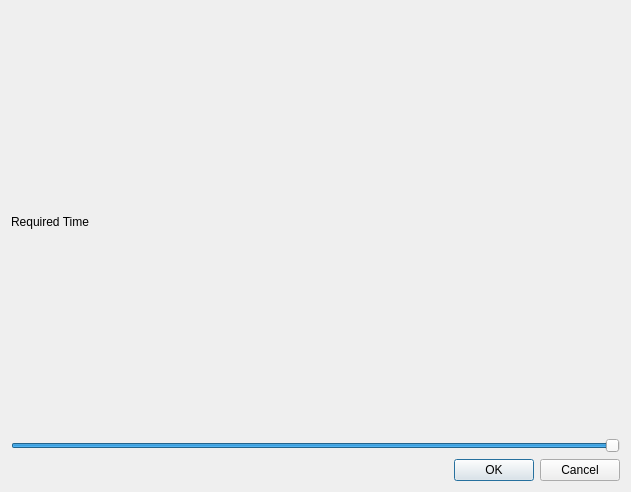
This is src/windows/preview-window.ui in flux3dp/swiftray as Qt 5 draws it before an edit. The edited form follows.
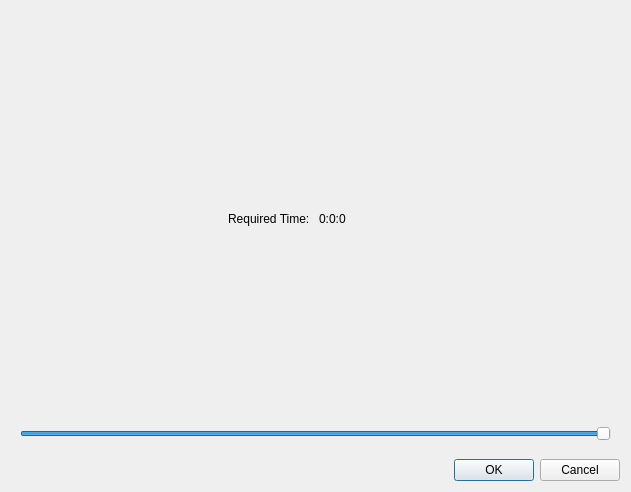
This is the edited form.

What changed in the file:
```diff
--- a/src/windows/preview-window.ui
+++ b/src/windows/preview-window.ui
@@ -23,24 +23,19 @@
       <enum>QFrame::Raised</enum>
      </property>
      <layout class="QVBoxLayout" name="verticalLayout_2">
-      <property name="leftMargin">
-       <number>0</number>
-      </property>
-      <property name="topMargin">
-       <number>0</number>
-      </property>
-      <property name="rightMargin">
-       <number>0</number>
-      </property>
-      <property name="bottomMargin">
-       <number>0</number>
-      </property>
       <item>
-       <layout class="QGridLayout" name="gridLayout_2">
-        <item row="0" column="0">
-         <widget class="QLabel" name="requiredTime">
+       <layout class="QHBoxLayout" name="horizontalLayout">
+        <item alignment="Qt::AlignRight">
+         <widget class="QLabel" name="requiredTimeTitle">
           <property name="text">
-           <string>Required Time</string>
+           <string>Required Time: </string>
+          </property>
+         </widget>
+        </item>
+        <item>
+         <widget class="QLabel" name="requiredTimeLabel">
+          <property name="text">
+           <string>0:0:0</string>
           </property>
          </widget>
         </item>
@@ -48,6 +43,18 @@
       </item>
       <item>
        <widget class="QSlider" name="progress">
+        <property name="minimumSize">
+         <size>
+          <width>0</width>
+          <height>20</height>
+         </size>
+        </property>
+        <property name="cursor">
+         <cursorShape>PointingHandCursor</cursorShape>
+        </property>
+        <property name="autoFillBackground">
+         <bool>false</bool>
+        </property>
         <property name="maximum">
          <number>100</number>
         </property>
@@ -57,6 +64,12 @@
         <property name="orientation">
          <enum>Qt::Horizontal</enum>
         </property>
+        <property name="invertedAppearance">
+         <bool>false</bool>
+        </property>
+        <property name="invertedControls">
+         <bool>false</bool>
+        </property>
        </widget>
       </item>
      </layout>
```
Left out of the diff: 2 changed lines with no effect on the pictures.
